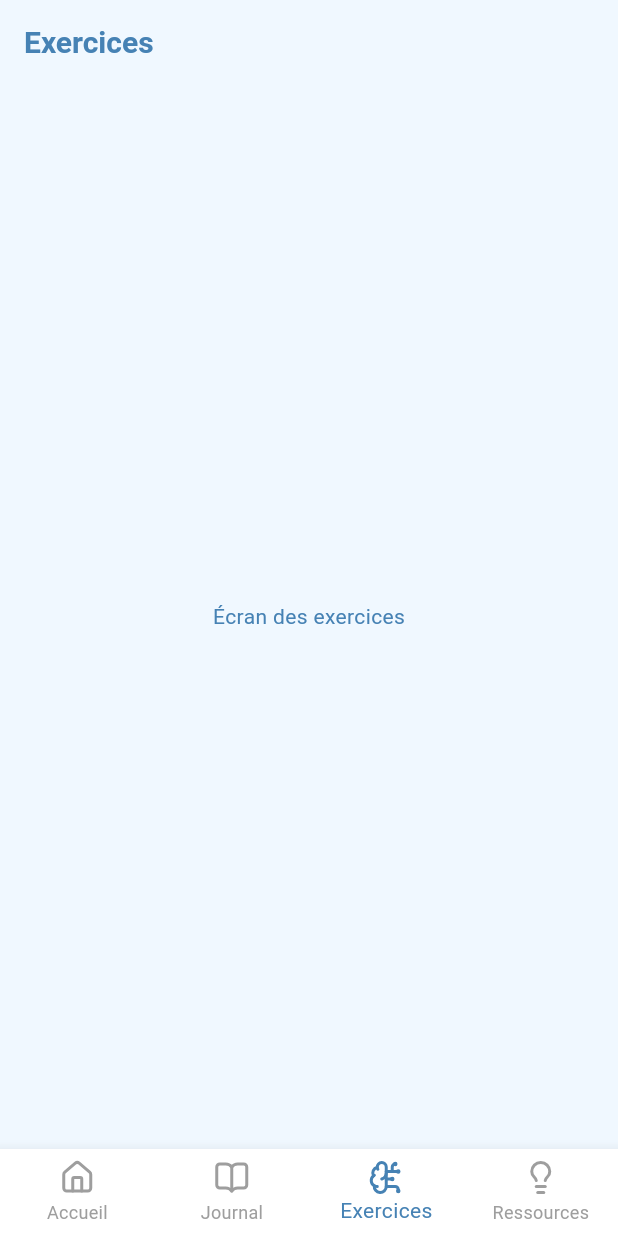
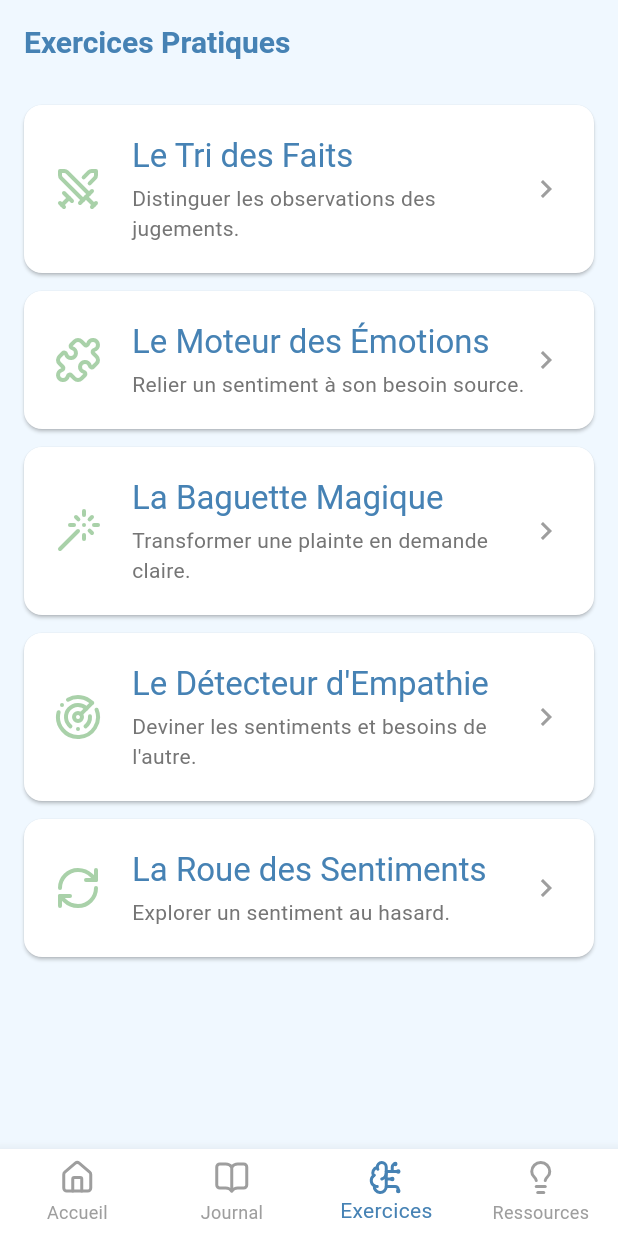
Before and after one commit to nkta/cnv_coach, a Flutter app: the ExercisesScreen screen opened by its route, on a phone screen of 412 x 824 dp. Run offline on Flutter 3.47's test engine with Material 3 defaults, Android fonts, the phone set to English and light mode, and no system bars; our stand-ins replace flutter_riverpod, go_router, hive, hive_flutter, lucide_icons; accounts and stored records are empty.

Commit message:
feat: Implement initial exercises screen and fix icon issue

```diff
--- a/lib/main.dart
+++ b/lib/main.dart
@@ -4,6 +4,7 @@ import 'package:cnv_coach/presentation/screens/entry_flow/2_feeling_screen.dart'
 import 'package:cnv_coach/presentation/screens/entry_flow/3_need_screen.dart';
 import 'package:cnv_coach/presentation/screens/entry_flow/4_demand_screen.dart';
 import 'package:cnv_coach/presentation/screens/entry_flow/5_summary_screen.dart';
+import 'package:cnv_coach/presentation/screens/exercises/fact_sorting_screen.dart';
 import 'package:cnv_coach/presentation/widgets/main_scaffold.dart';
 import 'package:flutter/material.dart';
 import 'package:go_router/go_router.dart';
@@ -92,6 +93,11 @@ final GoRouter _router = GoRouter(
       path: '/journal/add/summary',
       builder: (context, state) => const SummaryScreen(),
     ),
+    // --- Exercices ---
+    GoRoute(
+      path: '/exercises/fact_sorting',
+      builder: (context, state) => const FactSortingScreen(),
+    ),
   ],
 );
 
--- a/lib/presentation/screens/exercises_screen.dart
+++ b/lib/presentation/screens/exercises_screen.dart
@@ -1,4 +1,6 @@
 import 'package:flutter/material.dart';
+import 'package:go_router/go_router.dart';
+import 'package:lucide_icons/lucide_icons.dart';
 
 class ExercisesScreen extends StatelessWidget {
   const ExercisesScreen({super.key});
@@ -7,10 +9,78 @@ class ExercisesScreen extends StatelessWidget {
   Widget build(BuildContext context) {
     return Scaffold(
       appBar: AppBar(
-        title: const Text('Exercices'),
+        title: const Text('Exercices Pratiques'),
       ),
-      body: const Center(
-        child: Text('Écran des exercices'),
+      body: ListView(
+        padding: const EdgeInsets.all(8.0),
+        children: [
+          _buildExerciseCard(
+            context,
+            title: 'Le Tri des Faits',
+            subtitle: 'Distinguer les observations des jugements.',
+            icon: LucideIcons.swords,
+            route: '/exercises/fact_sorting',
+          ),
+          _buildExerciseCard(
+            context,
+            title: 'Le Moteur des Émotions',
+            subtitle: 'Relier un sentiment à son besoin source.',
+            icon: LucideIcons.puzzle,
+            route: '/exercises/emotion_engine', // TODO: Implement route
+          ),
+          _buildExerciseCard(
+            context,
+            title: 'La Baguette Magique',
+            subtitle: 'Transformer une plainte en demande claire.',
+            icon: LucideIcons.wand,
+            route: '/exercises/magic_wand', // TODO: Implement route
+          ),
+          _buildExerciseCard(
+            context,
+            title: 'Le Détecteur d\'Empathie',
+            subtitle: 'Deviner les sentiments et besoins de l\'autre.',
+            icon: LucideIcons.radar,
+            route: '/exercises/empathy_detector', // TODO: Implement route
+          ),
+          _buildExerciseCard(
+            context,
+            title: 'La Roue des Sentiments',
+            subtitle: 'Explorer un sentiment au hasard.',
+            icon: LucideIcons.refreshCw,
+            route: '/exercises/feeling_wheel', // TODO: Implement route
+          ),
+        ],
+      ),
+    );
+  }
+
+  Widget _buildExerciseCard(BuildContext context, {required String title, required String subtitle, required IconData icon, required String route}) {
+    final theme = Theme.of(context);
+    return Card(
+      margin: const EdgeInsets.symmetric(horizontal: 8, vertical: 6),
+      child: InkWell(
+        onTap: () => context.go(route),
+        borderRadius: BorderRadius.circular(12),
+        child: Padding(
+          padding: const EdgeInsets.all(20.0),
+          child: Row(
+            children: [
+              Icon(icon, size: 32, color: theme.colorScheme.primary),
+              const SizedBox(width: 20),
+              Expanded(
+                child: Column(
+                  crossAxisAlignment: CrossAxisAlignment.start,
+                  children: [
+                    Text(title, style: theme.textTheme.titleLarge),
+                    const SizedBox(height: 4),
+                    Text(subtitle, style: theme.textTheme.bodyMedium?.copyWith(color: Colors.grey[600])),
+                  ],
+                ),
+              ),
+              const Icon(Icons.chevron_right, color: Colors.grey),
+            ],
+          ),
+        ),
       ),
     );
   }
```
Also changed, not shown: lib/core/constants/exercises_data.dart (added, +97 -0 lines), lib/presentation/screens/exercises/fact_sorting_screen.dart (added, +154 -0 lines).
